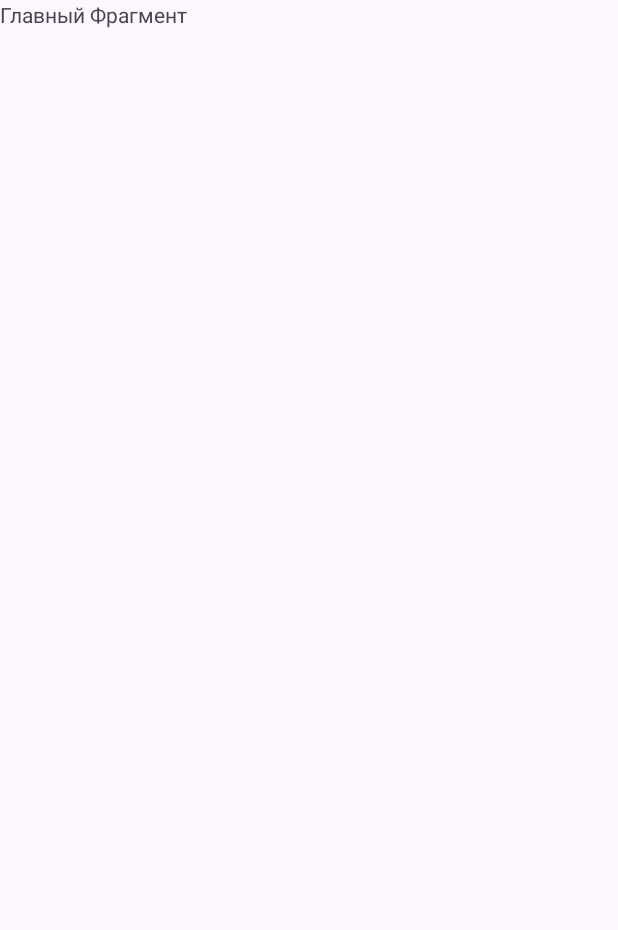
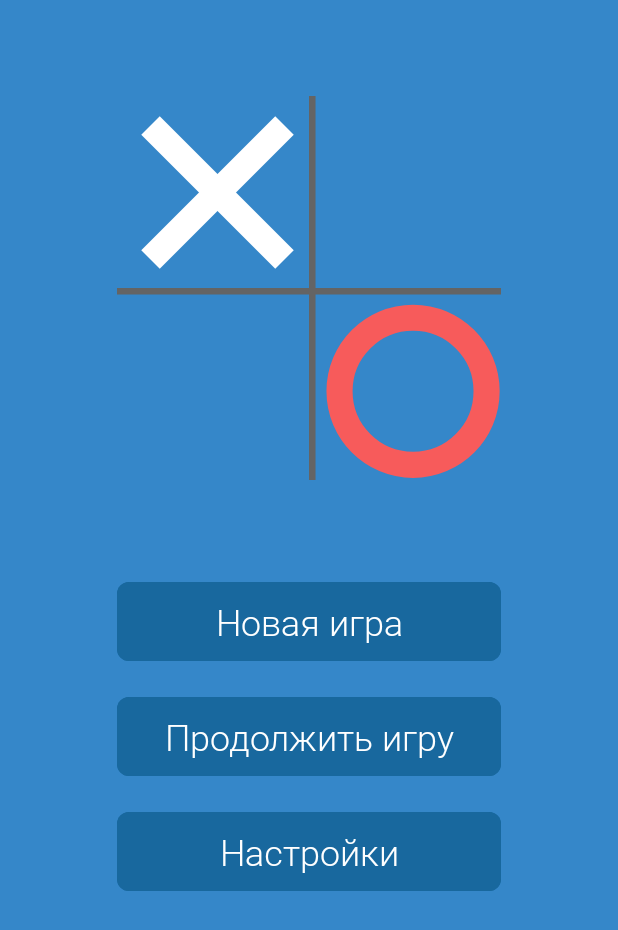
Before and after one commit to nikulindev/TicTacToeApp, an Android app: the screen it shows after launch (MainActivity), on a phone screen of 412 x 824 dp. Before the commit the part shown is almost empty. Shown: the top 930 px of the screen. Run offline under Robolectric (Android 15) with nearby library versions, the phone set to English and light mode, and no system bars.

```diff
--- a/app/src/main/res/layout/activity_main.xml
+++ b/app/src/main/res/layout/activity_main.xml
@@ -15,6 +15,7 @@
         app:layout_constraintBottom_toBottomOf="parent"
         app:layout_constraintEnd_toEndOf="parent"
         app:layout_constraintStart_toStartOf="parent"
-        app:layout_constraintTop_toTopOf="parent" />
+        app:layout_constraintTop_toTopOf="parent"
+        tools:layout="@layout/fragment_main" />
 
 </androidx.constraintlayout.widget.ConstraintLayout>
--- a/app/src/main/res/layout/fragment_main.xml
+++ b/app/src/main/res/layout/fragment_main.xml
@@ -1,13 +1,59 @@
 <?xml version="1.0" encoding="utf-8"?>
-<FrameLayout xmlns:android="http://schemas.android.com/apk/res/android"
+<androidx.constraintlayout.widget.ConstraintLayout xmlns:android="http://schemas.android.com/apk/res/android"
+    xmlns:app="http://schemas.android.com/apk/res-auto"
     xmlns:tools="http://schemas.android.com/tools"
     android:layout_width="match_parent"
     android:layout_height="match_parent"
+    android:background="@color/backgroundMainLayout"
     tools:context=".MainFragment">
 
-    <TextView
-        android:layout_width="match_parent"
-        android:layout_height="match_parent"
-        android:text="Главный Фрагмент" />
+    <ImageView
+        android:id="@+id/ivLogo"
+        android:layout_width="@dimen/width_big_256"
+        android:layout_height="@dimen/width_big_256"
+        android:layout_marginStart="@dimen/margin_big_64"
+        android:layout_marginTop="@dimen/margin_big_64"
+        android:layout_marginEnd="@dimen/margin_big_64"
+        android:src="@drawable/ic_logo_main"
+        app:layout_constraintEnd_toEndOf="parent"
+        app:layout_constraintStart_toStartOf="parent"
+        app:layout_constraintTop_toTopOf="parent"
+        tools:ignore="ContentDescription" />
 
-</FrameLayout>
+    <Button
+        android:id="@+id/btnNewGame"
+        style="@style/StyleNavButton"
+        android:layout_width="@dimen/width_big_256"
+        android:layout_height="wrap_content"
+        android:layout_marginStart="@dimen/margin_big_64"
+        android:layout_marginTop="@dimen/margin_big_64"
+        android:layout_marginEnd="@dimen/margin_big_64"
+        android:text="@string/btn_new_game_text"
+        app:layout_constraintEnd_toEndOf="@+id/ivLogo"
+        app:layout_constraintStart_toStartOf="@+id/ivLogo"
+        app:layout_constraintTop_toBottomOf="@+id/ivLogo" />
+
+    <Button
+        android:id="@+id/btnContinueGame"
+        style="@style/StyleNavButton"
+        android:layout_width="@dimen/width_big_256"
+        android:layout_height="wrap_content"
+        android:layout_marginTop="@dimen/margin_normal_16"
+        android:text="@string/btn_continue_game_text"
+        app:layout_constraintEnd_toEndOf="@+id/btnNewGame"
+        app:layout_constraintStart_toStartOf="@+id/btnNewGame"
+        app:layout_constraintTop_toBottomOf="@+id/btnNewGame" />
+
+    <Button
+        android:id="@+id/btnSettings"
+        style="@style/StyleNavButton"
+        android:layout_width="@dimen/width_big_256"
+        android:layout_height="wrap_content"
+        android:layout_marginTop="@dimen/margin_normal_16"
+        android:text="@string/btn_settings_text"
+        app:layout_constraintEnd_toEndOf="@+id/btnContinueGame"
+        app:layout_constraintHorizontal_bias="0.525"
+        app:layout_constraintStart_toStartOf="@+id/btnContinueGame"
+        app:layout_constraintTop_toBottomOf="@+id/btnContinueGame" />
+
+</androidx.constraintlayout.widget.ConstraintLayout>
--- a/app/src/main/res/values/colors.xml
+++ b/app/src/main/res/values/colors.xml
@@ -6,4 +6,7 @@
     <color name="grey">#9A6953</color>
     <color name="black">#FF000000</color>
     <color name="white">#FFFFFFFF</color>
+    <color name="backgroundMainLayout">#3587C9</color>
+    <color name="backgroundNavButton">#18689E</color>
+    <color name="green">#1AFF40</color>
 </resources>
--- /dev/null
+++ b/app/src/main/res/values/dimens.xml
@@ -0,0 +1,18 @@
+<?xml version="1.0" encoding="utf-8"?>
+<resources>
+    <dimen name="margin_big_64">64dp</dimen>
+    <dimen name="margin_big_32">32dp</dimen>
+    <dimen name="margin_normal_20">20dp</dimen>
+    <dimen name="margin_normal_16">16dp</dimen>
+    <dimen name="margin_normal_10">10dp</dimen>
+    <dimen name="margin_small_8">8dp</dimen>
+    <dimen name="margin_small_4">4dp</dimen>
+
+    <dimen name="width_big_256">256dp</dimen>
+
+    <dimen name="textSize_big_24">24sp</dimen>
+    <dimen name="textSize_big_30">30sp</dimen>
+
+    <dimen name="angle_main">360</dimen>
+
+</resources>
--- a/app/src/main/res/values/strings.xml
+++ b/app/src/main/res/values/strings.xml
@@ -1,5 +1,15 @@
 <resources>
+
     <string name="app_name">TicTacToeApp</string>
-    <!-- TODO: Remove or change this placeholder text -->
-    <string name="hello_blank_fragment">Hello blank fragment</string>
+    <string name="btn_new_game_text">Новая игра</string>
+    <string name="btn_continue_game_text">Продолжить игру</string>
+    <string name="btn_settings_text">Настройки</string>
+    <string name="tv_voice_text">Звук</string>
+    <string name="tv_difficulty_text">Сложность</string>
+    <string name="tv_difficulty_easy_text">легко</string>
+    <string name="tv_rules_text">Правила игры</string>
+    <string name="tv_check_box_vertical_text">Ряд по вертикали</string>
+    <string name="tv_check_box_horizontal_text">Ряд по горизонтали</string>
+    <string name="tv_check_box_diagonal_text">Ряд по диагонали</string>
+
 </resources>
--- /dev/null
+++ b/app/src/main/res/values/styles.xml
@@ -0,0 +1,39 @@
+<?xml version="1.0" encoding="utf-8"?>
+<resources>
+
+    <style name="StyleTitleBtn24" parent="TextAppearance.AppCompat">
+        <item name="android:textSize">@dimen/textSize_big_24</item>
+        <item name="android:fontFamily">@font/roboto_light</item>
+        <item name="android:textColor">@color/white</item>
+    </style>
+
+    <style name="StyleTitle30" parent="TextAppearance.AppCompat">
+        <item name="android:textSize">@dimen/textSize_big_30</item>
+        <item name="android:fontFamily">@font/roboto_bold</item>
+        <item name="android:textColor">@color/white</item>
+    </style>
+
+    <style name="StyleTitle24" parent="TextAppearance.AppCompat">
+        <item name="android:textSize">@dimen/textSize_big_24</item>
+        <item name="android:fontFamily">@font/roboto_medium</item>
+        <item name="android:textColor">@color/white</item>
+    </style>
+
+    <style name="StyleDifficulty" parent="TextAppearance.AppCompat">
+        <item name="android:textSize">@dimen/textSize_big_24</item>
+        <item name="android:fontFamily">@font/roboto_medium</item>
+        <item name="android:textAllCaps">true</item>
+        <item name="android:textColor">@color/white</item>
+    </style>
+
+    <style name="StyleNavButton" parent="Widget.Material3.Button">
+        <item name="android:textAppearance">@style/StyleTitleBtn24</item>
+        <item name="android:paddingVertical">@dimen/margin_normal_10</item>
+        <item name="android:paddingHorizontal">@dimen/margin_normal_20</item>
+        <item name="cornerRadius">@dimen/margin_small_8</item>
+
+        <item name="android:backgroundTint">@color/backgroundNavButton</item>
+
+    </style>
+
+</resources>
```
Also changed, not shown: app/src/main/java/com/nikulindev/tictactoeapp/MainFragment.kt (+11 -0 lines), app/src/main/java/com/nikulindev/tictactoeapp/SettingsFragment.kt (added, +21 -0 lines), app/src/main/res/drawable/style_seekbar.xml (added, +11 -0 lines), app/src/main/res/drawable/style_seekbar_empty.xml (added, +14 -0 lines), app/src/main/res/drawable/style_seekbar_progress.xml (added, +18 -0 lines), app/src/main/res/layout/fragment_settings.xml (added, +141 -0 lines), app/src/main/res/font/roboto_bold.ttf (added), app/src/main/res/font/roboto_light.ttf (added), app/src/main/res/font/roboto_medium.ttf (added).
